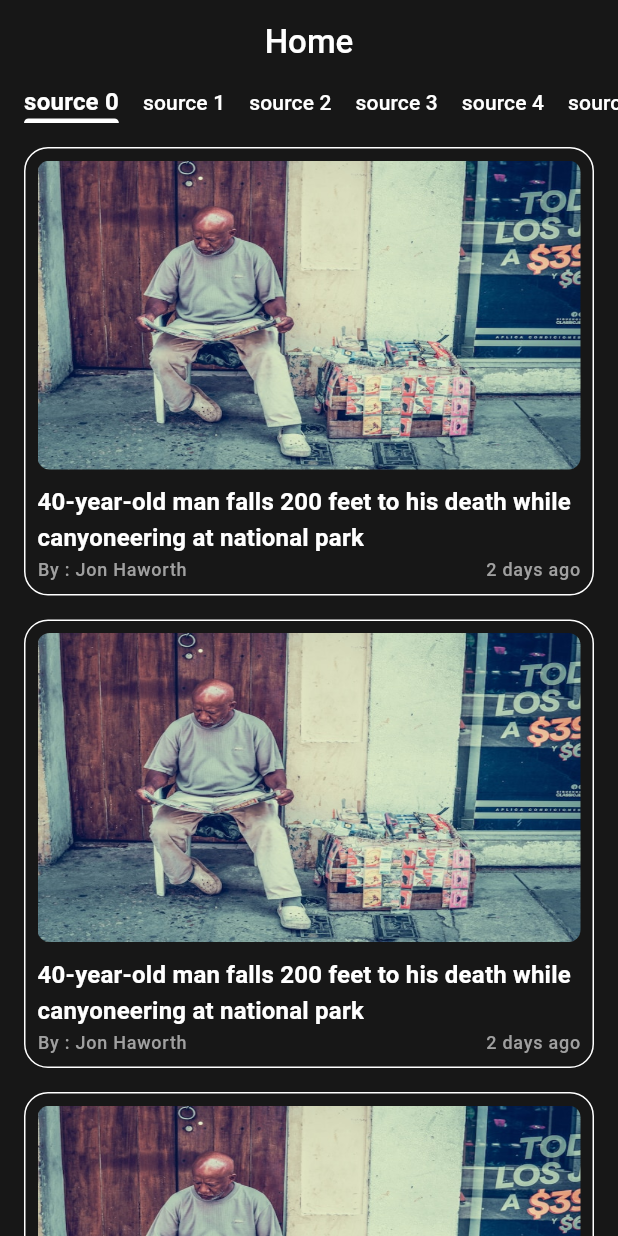
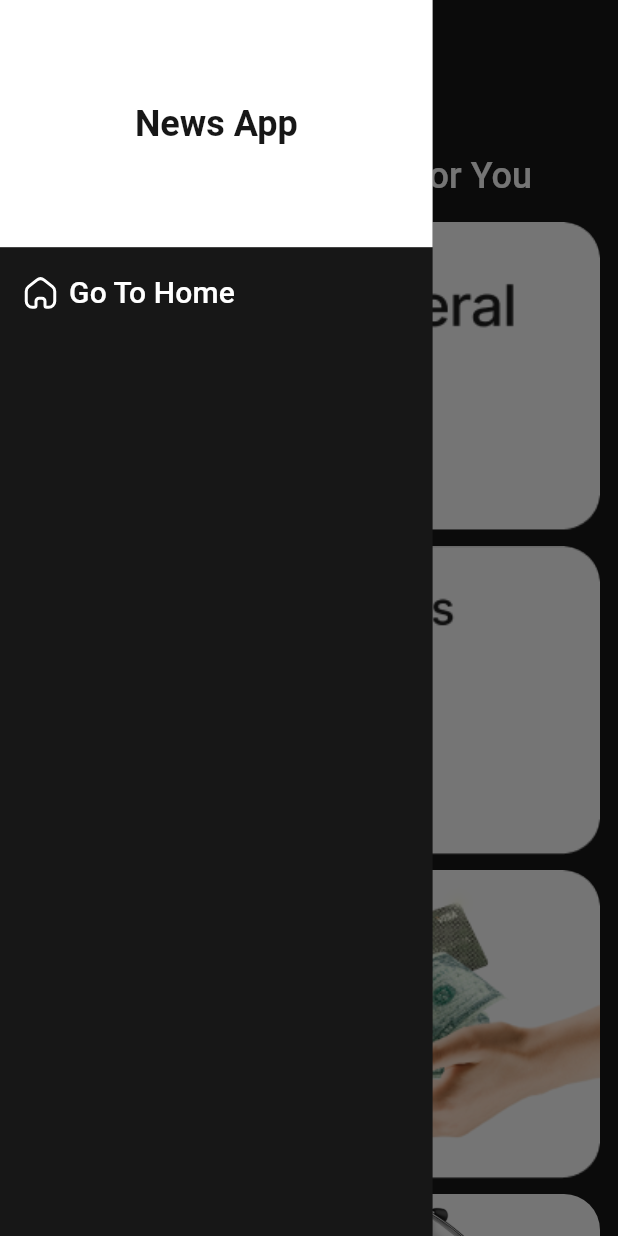
Before and after one commit to OmaarKhaaled/news, a Flutter app: the screen it shows after launch, with the side drawer open (before the commit the screen has no drawer), on a phone screen of 412 x 824 dp. Run offline on Flutter 3.47's test engine with Material 3 defaults, Android fonts, the phone set to English and light mode, and no system bars; our stand-ins replace flutter_svg, timeago.

Commit message:
Implement Home Drawer

```diff
--- /dev/null
+++ b/lib/Drawer/home_drawer.dart
@@ -0,0 +1,52 @@
+import 'package:flutter/material.dart';
+import 'package:flutter_svg/flutter_svg.dart';
+import 'package:news/app_theme.dart';
+
+class HomeDrawer extends StatelessWidget {
+  VoidCallback onGpToHomeClicked;
+
+  HomeDrawer({required this.onGpToHomeClicked});
+
+  @override
+  Widget build(BuildContext context) {
+    TextTheme textTheme = Theme.of(context).textTheme;
+    Size screenSize = MediaQuery.sizeOf(context);
+    return Container(
+      color: AppTheme.black,
+      width: screenSize.width * .7,
+      child: Column(
+        children: [
+          Container(
+            height: screenSize.height * .2,
+            width: double.infinity,
+            alignment: Alignment.center,
+            color: AppTheme.white,
+            child: Text(
+              'News App',
+              style: textTheme.titleLarge!.copyWith(
+                color: AppTheme.black,
+                fontWeight: FontWeight.bold,
+              ),
+            ),
+          ),
+          Padding(
+            padding: const EdgeInsets.all(16.0),
+            child: InkWell(
+              onTap: () {
+                onGpToHomeClicked();
+                Navigator.of(context).pop();
+              },
+              child: Row(
+                children: [
+                  SvgPicture.asset('assets/icons/home.svg'),
+                  SizedBox(width: 8),
+                  Text('Go To Home', style: textTheme.labelLarge),
+                ],
+              ),
+            ),
+          ),
+        ],
+      ),
+    );
+  }
+}
--- a/lib/app_theme.dart
+++ b/lib/app_theme.dart
@@ -26,6 +26,12 @@ class AppTheme {
         fontWeight: FontWeight.w500,
       ),
 
+      labelLarge:  TextStyle(
+        fontSize: 20,
+        color: white,
+        fontWeight: FontWeight.w500,
+      ),
+
       titleSmall: TextStyle(
         fontSize: 14,
         color: white,
--- a/lib/categories/categories_view.dart
+++ b/lib/categories/categories_view.dart
@@ -3,6 +3,10 @@ import 'package:news/categories/category_item.dart';
 import 'package:news/models/categry_model.dart';
 
 class CategoriesView extends StatelessWidget {
+
+  CategoriesView({required this.onCategorySelected});
+
+  void Function(CategryModel) onCategorySelected;
   @override
   Widget build(BuildContext context) {
     return Padding(
@@ -17,6 +21,7 @@ class CategoriesView extends StatelessWidget {
           Expanded(
             child: ListView.separated(
               itemBuilder: (_, index) => GestureDetector(
+                onTap: () => onCategorySelected(CategryModel.categories[index]),
                 child: CategoryItem(categry: CategryModel.categories[index]),
               ),
               separatorBuilder: (context, index) => SizedBox(height: 10),
--- a/lib/home_screen.dart
+++ b/lib/home_screen.dart
@@ -1,14 +1,39 @@
 import 'package:flutter/material.dart';
+import 'package:news/Drawer/home_drawer.dart';
 import 'package:news/categories/categories_view.dart';
+import 'package:news/models/categry_model.dart';
 import 'package:news/news/news_view.dart';
 
-class HomeScreen extends StatelessWidget {
+class HomeScreen extends StatefulWidget {
   static const String routeName = '/home';
+
+  @override
+  State<HomeScreen> createState() => _HomeScreenState();
+}
+
+class _HomeScreenState extends State<HomeScreen> {
+  CategryModel? selectedCategory;
   @override
   Widget build(BuildContext context) {
     return Scaffold(
-      appBar: AppBar(title: Text('Home')),
-      body: NewsView(),
+      appBar: AppBar(
+        title: Text(selectedCategory == null ? 'Home' : selectedCategory!.name),
+      ),
+      drawer: HomeDrawer(onGpToHomeClicked: resetSelectedCategory),
+      body: selectedCategory == null
+          ? CategoriesView(onCategorySelected: onCategorySelected)
+          : NewsView(categoryId: selectedCategory!.id),
     );
   }
+
+  void onCategorySelected(CategryModel category) {
+    selectedCategory = category;
+    setState(() {});
+  }
+
+  void resetSelectedCategory() {
+    if (selectedCategory == null) return;
+    selectedCategory = null;
+    setState(() {});
+  }
 }
--- a/lib/news/news_view.dart
+++ b/lib/news/news_view.dart
@@ -6,6 +6,11 @@ import 'package:news/news/news_item.dart';
 import 'package:news/news/tab_item.dart';
 
 class NewsView extends StatefulWidget {
+
+  String categoryId;
+
+  NewsView({required this.categoryId});
+
   @override
   State<NewsView> createState() => _NewsViewState();
 }
--- a/pubspec.yaml
+++ b/pubspec.yaml
@@ -35,6 +35,7 @@ dependencies:
   # Use with the CupertinoIcons class for iOS style icons.
   cupertino_icons: ^1.0.8
   timeago: ^3.7.1
+  flutter_svg: ^2.2.0
 
 dev_dependencies:
   flutter_test:
```
Also changed, not shown: pubspec.lock.
